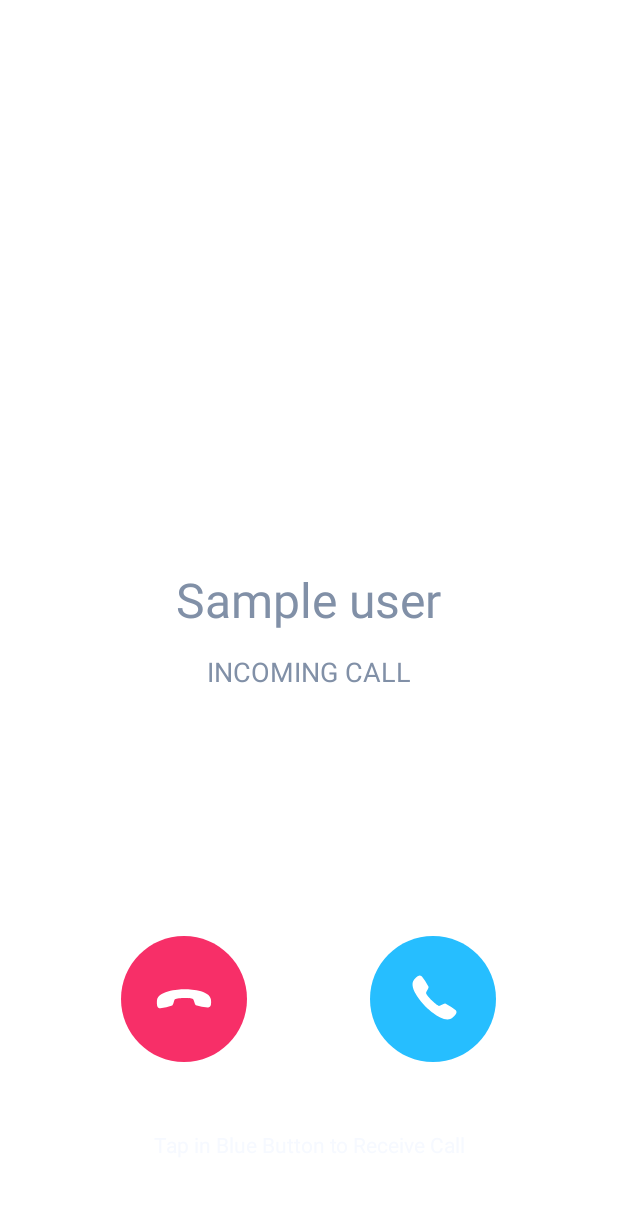
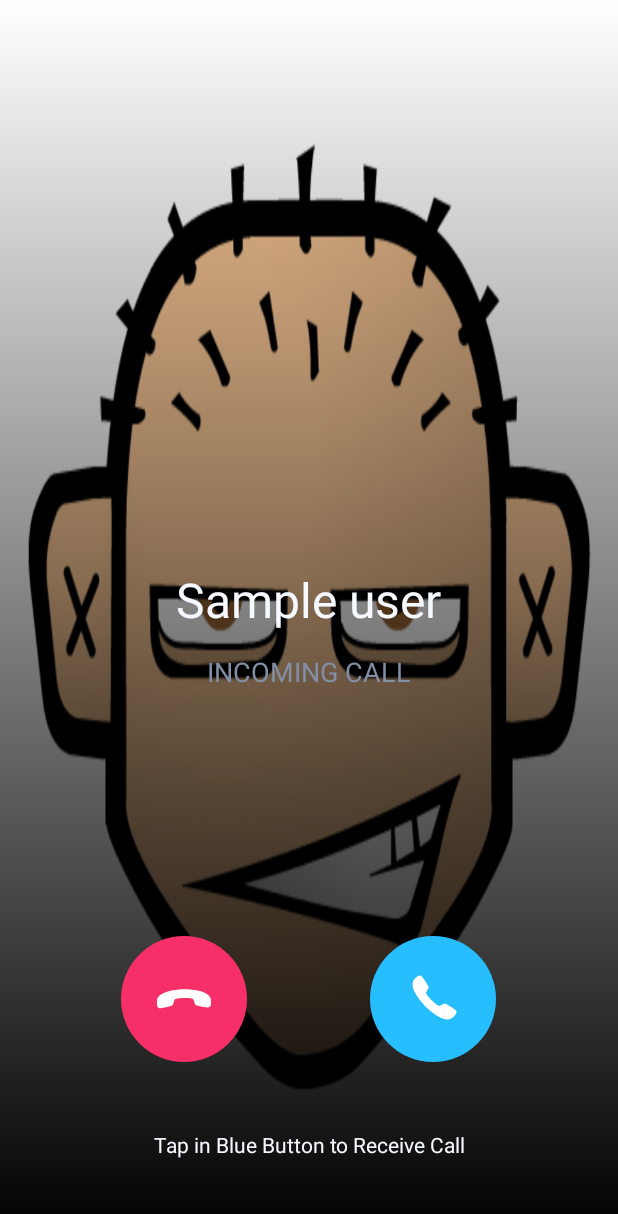
Before and after one commit to Isratmity01/SinchCallTest2, an Android app: the IncomingCallScreenActivity screen opened directly, with no data from a screen before it, on a phone screen of 412 x 824 dp. Shown: the top 1214 px of the screen. Run offline under Robolectric (Android 15) with nearby library versions, the phone set to English and light mode, and no system bars; libraries missing offline, so code that uses them is left out: com.sinch.android, de.greenrobot.event; 1 statement that could not run was skipped.

Commit message:
grad file added+new call ui done

```diff
--- a/app/src/main/res/drawable/ic_grandient.xml
+++ b/app/src/main/res/drawable/ic_grandient.xml
@@ -1,3 +1,9 @@
-<vector android:height="24dp" android:viewportHeight="717.0"
-    android:viewportWidth="414.0" android:width="24dp"
-    xmlns:android="http://schemas.android.com/apk/res/android"/>
+<?xml version="1.0" encoding="utf-8"?>
+<shape xmlns:android="http://schemas.android.com/apk/res/android">
+    <gradient
+        android:endColor="#00FFFFFF"
+        android:startColor="#000000"
+        android:angle="90"
+
+        android:type="linear" />
+</shape>
--- a/app/src/main/res/layout/callscreen.xml
+++ b/app/src/main/res/layout/callscreen.xml
@@ -5,7 +5,7 @@
                 android:orientation="vertical"
                 android:weightSum="5"
     android:alpha="0.5"
-    android:background="@drawable/back">
+    android:background="@drawable/group">
 
     <LinearLayout
             android:layout_width="match_parent"
--- a/app/src/main/res/layout/new_incoming.xml
+++ b/app/src/main/res/layout/new_incoming.xml
@@ -4,6 +4,16 @@
     android:background="#ffffff"
 
     android:layout_height="match_parent">
+    <RelativeLayout
+        android:layout_width="match_parent"
+
+        android:layout_height="match_parent">
+        <ImageView
+            android:layout_width="match_parent"
+            android:layout_height="match_parent"
+            android:background="@drawable/callicon"
+            android:src="@drawable/ic_grandient"
+            />
     <LinearLayout
         android:layout_width="match_parent"
         android:layout_height="wrap_content"
@@ -21,7 +31,7 @@
             android:layout_gravity="center_horizontal"
             android:layout_margin="14dp"
             android:text="Sample user"
-            android:textColor="@color/textColorPrimary"
+            android:textColor="@color/colorPrimary"
             android:textSize="32sp"/>
 
         <TextView
@@ -75,4 +85,5 @@
 
         android:layout_alignParentBottom="true"
        />
+        </RelativeLayout>
 </RelativeLayout>
```
Also changed, not shown: app/src/main/res/layout/new_callscreen.xml (+14 -2 lines).
